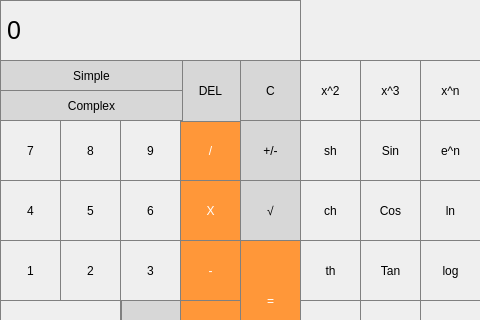
Before: the Qt Designer form mainwindow.ui in dahalsharad/Scientific_Calculator, drawn with Qt 5; both pictures show x 0 to 480 and y 0 to 320 of the 747 by 533 pixel window.
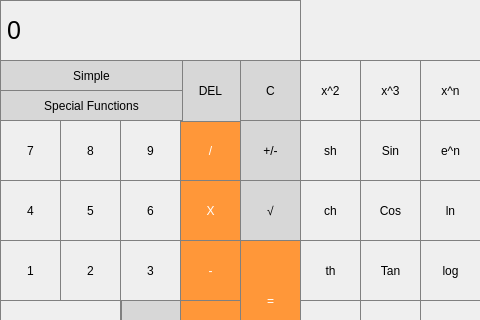
After: the same form once the commit is applied.

Commit message: Basic System Completed. New window added foe special functions.

Diff of the .ui file:
```diff
--- a/mainwindow.ui
+++ b/mainwindow.ui
@@ -552,7 +552,7 @@
 }</string>
     </property>
     <property name="text">
-     <string>Complex</string>
+     <string>Special Functions</string>
     </property>
    </widget>
    <widget class="QWidget" name="Complex" native="true">
```
Left out of the diff: 2 changed lines with no effect on the pictures. The commit also changes 7 other files.
